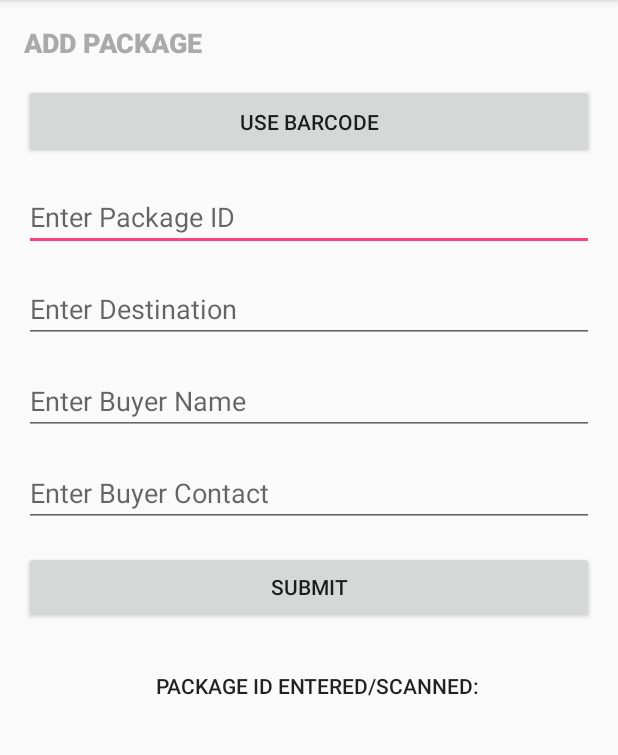
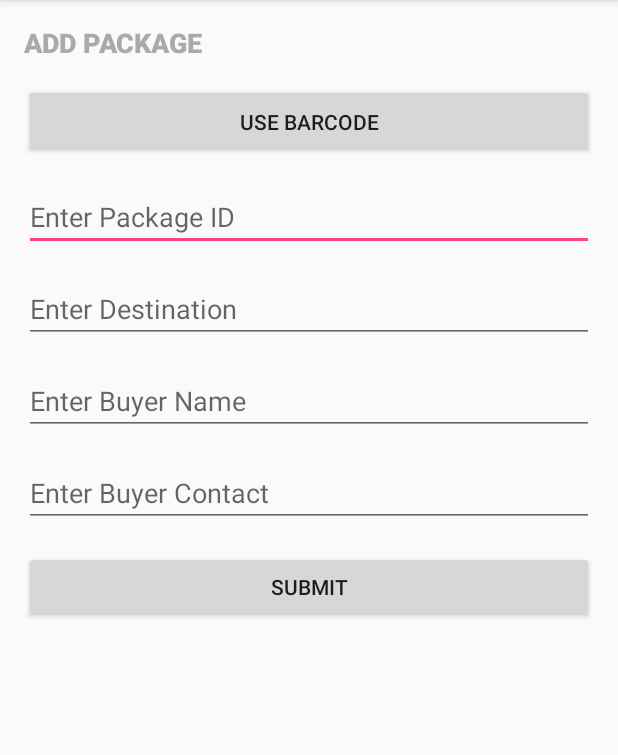
Before and after one commit to rnaher/tracker, an Android app: the AddPackageActivity screen opened directly, with no data from a screen before it, on a phone screen of 412 x 824 dp, the part 84-839 px from its top. Run offline under Robolectric (Android 15) with nearby library versions, the phone set to English and light mode, and no system bars; our stand-ins replace Volley.

Commit message:
extra TextViews removed

```diff
--- a/PackageTrackingApp/app/src/main/res/layout/activity_add_package.xml
+++ b/PackageTrackingApp/app/src/main/res/layout/activity_add_package.xml
@@ -114,15 +114,4 @@
         app:layout_constraintStart_toStartOf="parent"
         app:layout_constraintTop_toBottomOf="@+id/contactField" />
 
-    <TextView
-        android:id="@+id/textView11"
-        android:layout_width="wrap_content"
-        android:layout_height="20dp"
-        android:layout_marginEnd="92dp"
-        android:layout_marginTop="32dp"
-        android:text="@string/scan_update_pkg_ID"
-        android:textAppearance="@style/TextAppearance.AppCompat.Button"
-        app:layout_constraintEnd_toEndOf="parent"
-        app:layout_constraintTop_toBottomOf="@+id/button10" />
-
 </android.support.constraint.ConstraintLayout>
```
Also changed, not shown: PackageTrackingApp/app/src/main/res/layout/activity_track_package.xml (+0 -10 lines).
